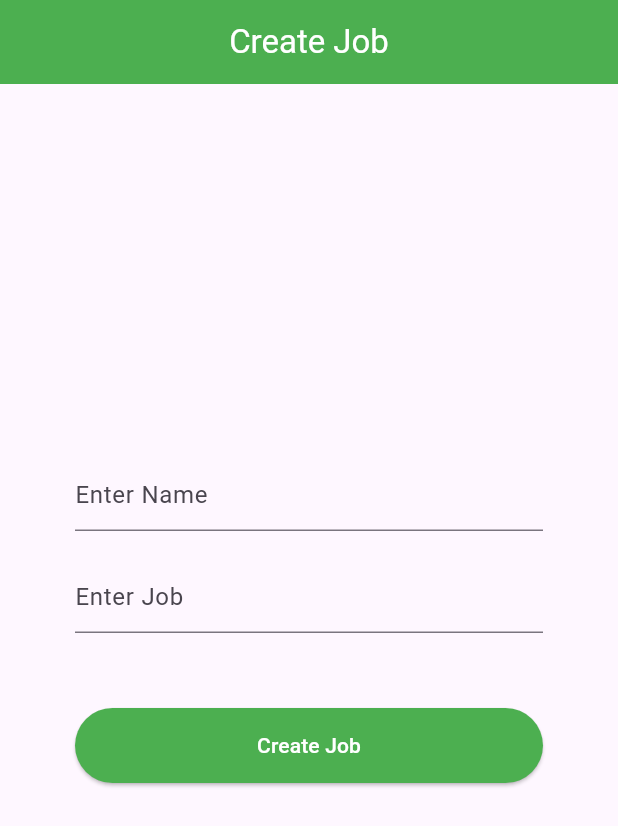
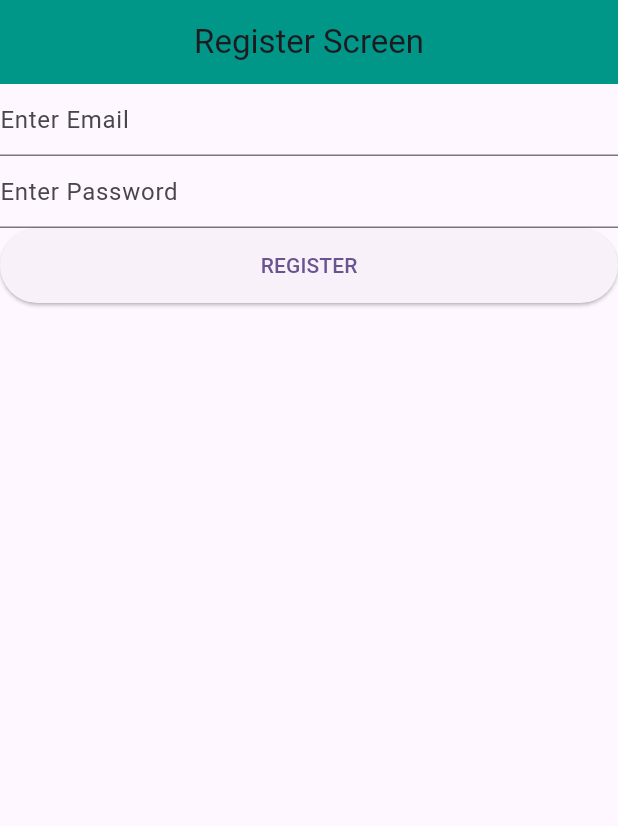
Before and after one commit to mhammadarain/Rest-Api-CodeCraft, a Flutter app: the screen it shows after launch, on a phone screen of 412 x 824 dp. Shown: the top 826 px of the screen. Run offline on Flutter 3.47's test engine with Material 3 defaults, Android fonts, the phone set to English and light mode, and no system bars.

Commit message:
Register Api Done

```diff
--- a/lib/main.dart
+++ b/lib/main.dart
@@ -7,6 +7,7 @@ import 'package:api_practice_codecraft/screens/list%20post/screen_user_data.dart
 import 'package:api_practice_codecraft/screens/login_screen.dart';
 import 'package:api_practice_codecraft/screens/multi%20post/multi_data_screen.dart';
 import 'package:api_practice_codecraft/screens/multi%20post/multi_data_without_model_screen.dart';
+import 'package:api_practice_codecraft/screens/register_screen.dart';
 import 'package:api_practice_codecraft/screens/single%20post/screen_with_model.dart';
 import 'package:api_practice_codecraft/screens/single%20post/screen_without_model.dart';
 import 'package:flutter/material.dart';
@@ -26,7 +27,7 @@ class MyApp extends StatelessWidget {
         colorScheme: ColorScheme.fromSeed(seedColor: Colors.deepPurple),
         useMaterial3: true,
       ),
-      home: CreateJobScreen()
+      home: RegisterScreen()
     );
   }
 }
--- /dev/null
+++ b/lib/models/register_model.dart
@@ -0,0 +1,18 @@
+class RegisterModel {
+  int? id;
+  String? token;
+
+  RegisterModel({this.id, this.token});
+
+  RegisterModel.fromJson(Map<String, dynamic> json) {
+    id = json['id'];
+    token = json['token'];
+  }
+
+  Map<String, dynamic> toJson() {
+    final Map<String, dynamic> data = new Map<String, dynamic>();
+    data['id'] = this.id;
+    data['token'] = this.token;
+    return data;
+  }
+}
--- a/lib/screens/create_job_screen.dart
+++ b/lib/screens/create_job_screen.dart
@@ -66,10 +66,12 @@ class _CreateJobScreenState extends State<CreateJobScreen> {
                         createJobModel = value!;
 
                         Navigator.push(context, MaterialPageRoute(builder: (context)=>HomeScreen(
-                          id: createJobModel.id.toString(),
-                          name: createJobModel.name.toString(),
-                          job: createJobModel.job.toString(),
-                          time: createJobModel.createdAt.toString()
+
+                          //uncommit when you run and commit login and register
+                          // id: createJobModel.id.toString(),
+                          // name: createJobModel.name.toString(),
+                          // job: createJobModel.job.toString(),
+                          // time: createJobModel.createdAt.toString()
                         )));
                       });
                     });
--- a/lib/screens/home_screen.dart
+++ b/lib/screens/home_screen.dart
@@ -1,17 +1,28 @@
 import 'package:flutter/material.dart';
 
 class HomeScreen extends StatefulWidget {
+
+  //for login
   //final String? token;
-  final String? id;
-  final String? name;
-  final String? job;
-  final String? time;
+
+  //for register
+  final String? id, token;
+
+  //for create job
+  //final String? id, name, job, time;
+
+
   const HomeScreen({super.key,
+
+    //for login
     // this.token,
-   this.id,
-    this.name,
-    this.job,
-    this.time
+
+    //for register
+    this.id, this.token
+
+    //for create job
+   //this.id, this.name, this.job, this.time
+
   });
 
   @override
@@ -33,14 +44,22 @@ class _HomeScreenState extends State<HomeScreen> {
         child: Column(
           mainAxisAlignment: MainAxisAlignment.center,
           children: [
+            SizedBox(height: 100,),
+
+            //for login
            // Text("Token: ${widget.token}",textScaleFactor: 2,),
 
-            SizedBox(height: 100,),
 
-            Text("Id: ${widget.id}",textScaleFactor: 2,),
-            Text("Name: ${widget.name}",textScaleFactor: 2,),
-            Text("Job: ${widget.job}",textScaleFactor: 2,),
-            Text("CreatedAt: ${widget.time}",textScaleFactor: 1,),
+            //for register
+            Text("Id: ${widget.id}",textScaleFactor: 2),
+            Text("Token: ${widget.token}",textScaleFactor: 2),
+
+
+            //for create job
+            // Text("Id: ${widget.id}",textScaleFactor: 2,),
+            // Text("Name: ${widget.name}",textScaleFactor: 2,),
+            // Text("Job: ${widget.job}",textScaleFactor: 2,),
+            // Text("CreatedAt: ${widget.time}",textScaleFactor: 1,),
           ],
         ),
       ),
--- /dev/null
+++ b/lib/screens/register_screen.dart
@@ -0,0 +1,73 @@
+import 'package:api_practice_codecraft/models/register_model.dart';
+import 'package:api_practice_codecraft/screens/home_screen.dart';
+import 'package:api_practice_codecraft/services/api_register_services.dart';
+import 'package:flutter/material.dart';
+
+class RegisterScreen extends StatefulWidget {
+  const RegisterScreen({super.key});
+
+  @override
+  State<RegisterScreen> createState() => _RegisterScreenState();
+}
+
+class _RegisterScreenState extends State<RegisterScreen> {
+
+  RegisterModel registerModel = RegisterModel();
+
+  TextEditingController email = TextEditingController();
+  TextEditingController password = TextEditingController();
+
+  bool isReady = false;
+  @override
+  Widget build(BuildContext context) {
+    return Scaffold(
+      appBar: AppBar(
+        centerTitle: true,
+        title: Text("Register Screen"),
+        backgroundColor: Colors.teal,
+      ),
+
+      body: Column(
+        children: [
+          TextField(
+            controller: email,
+            decoration: InputDecoration(hintText: "Enter Email"),
+          ),
+
+          TextField(
+            controller: password,
+            decoration: InputDecoration(hintText: "Enter Password"),
+          ),
+
+          SizedBox(
+            height: 50,
+            width: double.infinity,
+
+            child: ElevatedButton(
+                onPressed: (){
+                  setState(() {
+                    isReady = true;
+                  });
+
+                    ApiRegisterServices().register(email.text.toString(), password.text.toString()).then((value){
+                      setState(() {
+                        isReady = false;
+                        registerModel =value!;
+                        Navigator.push(context, MaterialPageRoute(builder: (context)=> HomeScreen(
+                          id: registerModel.id.toString(),
+                          token: registerModel.token.toString(),
+                        )));
+                      });
+                    });
+
+
+
+
+                },
+                child: isReady == true? Center(child: CircularProgressIndicator(color: Colors.white,),): Text("REGISTER")),
+          )
+        ],
+      )
+    );
+  }
+}
--- /dev/null
+++ b/lib/services/api_register_services.dart
@@ -0,0 +1,28 @@
+
+import 'dart:convert';
+
+import 'package:http/http.dart'as http;
+import 'package:api_practice_codecraft/models/register_model.dart';
+
+class ApiRegisterServices{
+
+
+  Future<RegisterModel?> register(String email, String password)async{
+    try{
+      var url = Uri.parse("https://reqres.in/api/register");
+
+      var response = await http.post(url, body: {
+        "email": "eve.holt@reqres.in",
+        "password": "pistol"
+      });
+
+
+      if(response.statusCode == 200){
+        RegisterModel model = RegisterModel.fromJson(jsonDecode(response.body));
+        return model;
+      }
+    }catch (e){
+      print(e.toString());
+    }
+  }
+}
```
Also changed, not shown: lib/screens/login_screen.dart (+16 -16 lines).
